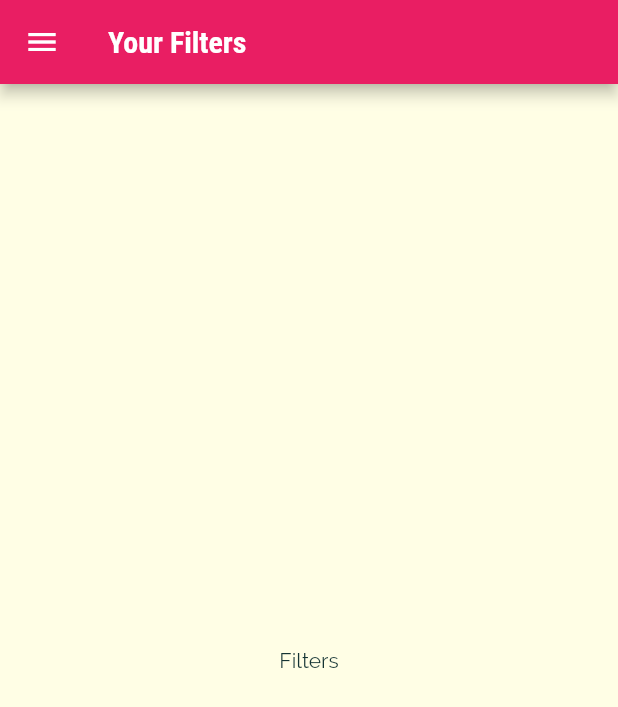
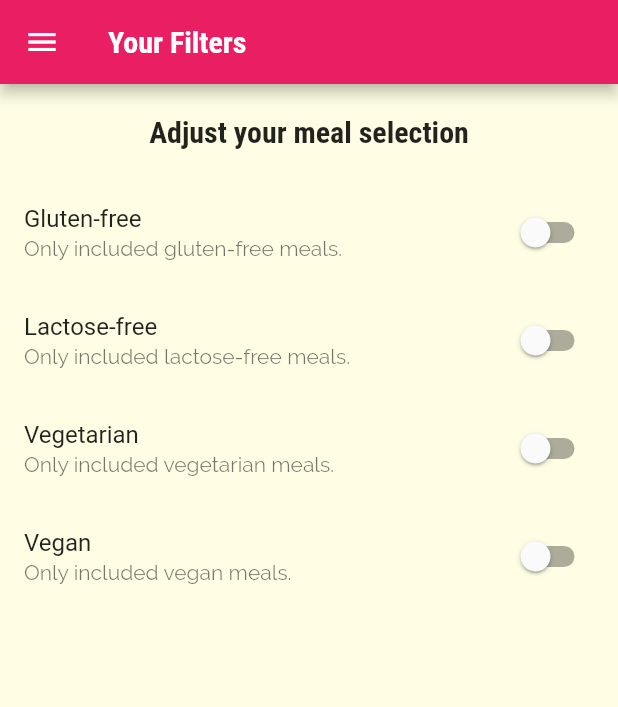
Before and after one commit to MariamGad/meals_app, a Flutter app: the FiltersScreen screen opened by its route, on a phone screen of 412 x 824 dp. Shown: the top 707 px of the screen. Run offline on Flutter 3.47's test engine with Material 2 defaults, Android fonts, the phone set to English and light mode, and no system bars.

Commit message:
Adding filter switches

```diff
--- a/lib/screens/filters_screen.dart
+++ b/lib/screens/filters_screen.dart
@@ -1,17 +1,96 @@
 import 'package:flutter/material.dart';
 import '../widgets/main_drawer.dart';
 
-class FiltersScreen extends StatelessWidget {
+class FiltersScreen extends StatefulWidget {
   const FiltersScreen({Key? key}) : super(key: key);
   static const routeName = '/filters';
+
+  @override
+  _FiltersScreenState createState() => _FiltersScreenState();
+}
+
+class _FiltersScreenState extends State<FiltersScreen> {
+  var _glutenFree = false;
+  var _vegetarian = false;
+  var _vegan = false;
+  var _lactoseFree = false;
+
+  Widget _buildSwitchListTile(
+    String title,
+    String description,
+    bool currentValue,
+    Function (bool)updateValue,
+  ) {
+    return SwitchListTile(
+      title: Text(title),
+      subtitle: Text(description),
+      value: currentValue,
+      onChanged: updateValue,
+    );
+  }
+
   @override
   Widget build(BuildContext context) {
     return Scaffold(
       appBar: AppBar(
         title: Text('Your Filters'),
       ),
-      body: Center(
-        child: Text('Filters'),
+      body: Column(
+        children: [
+          Container(
+            padding: EdgeInsets.all(20),
+            child: Text(
+              'Adjust your meal selection',
+              style: Theme.of(context).textTheme.title,
+            ),
+          ),
+          Expanded(
+            child: ListView(
+              children: [
+                _buildSwitchListTile(
+                  'Gluten-free',
+                  'Only included gluten-free meals.',
+                  _glutenFree,
+                  (newValue) {
+                    setState(() {
+                      _glutenFree = newValue;
+                    });
+                  },
+                ),
+                _buildSwitchListTile(
+                  'Lactose-free',
+                  'Only included lactose-free meals.',
+                  _lactoseFree,
+                      (newValue) {
+                    setState(() {
+                      _lactoseFree = newValue;
+                    });
+                  },
+                ),
+                _buildSwitchListTile(
+                  'Vegetarian',
+                  'Only included vegetarian meals.',
+                  _vegetarian,
+                      (newValue) {
+                    setState(() {
+                      _vegetarian = newValue;
+                    });
+                  },
+                ),
+                _buildSwitchListTile(
+                  'Vegan',
+                  'Only included vegan meals.',
+                  _vegan,
+                      (newValue) {
+                    setState(() {
+                      _vegan = newValue;
+                    });
+                  },
+                ),
+              ],
+            ),
+          ),
+        ],
       ),
       drawer: MainDrawer(),
     );
```
